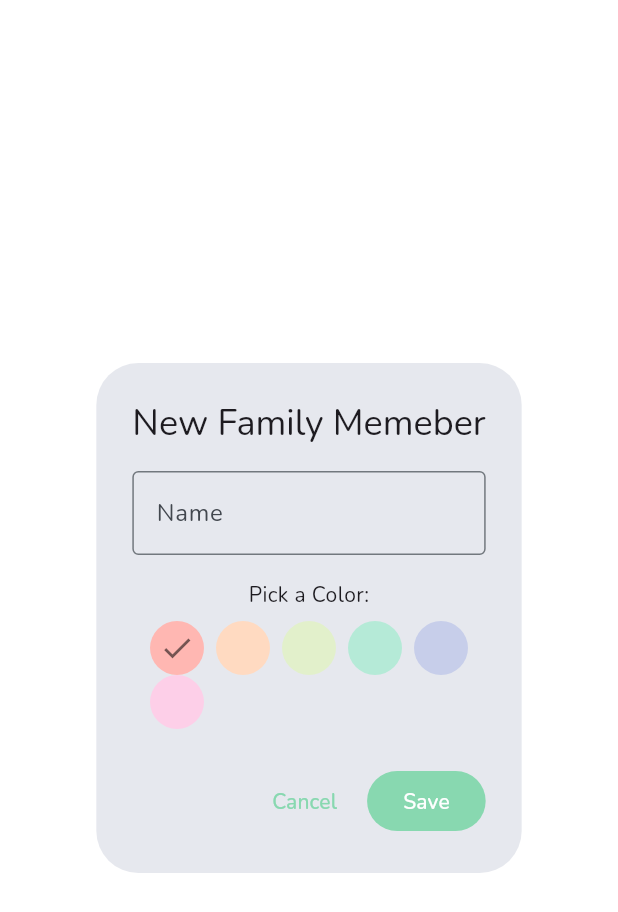
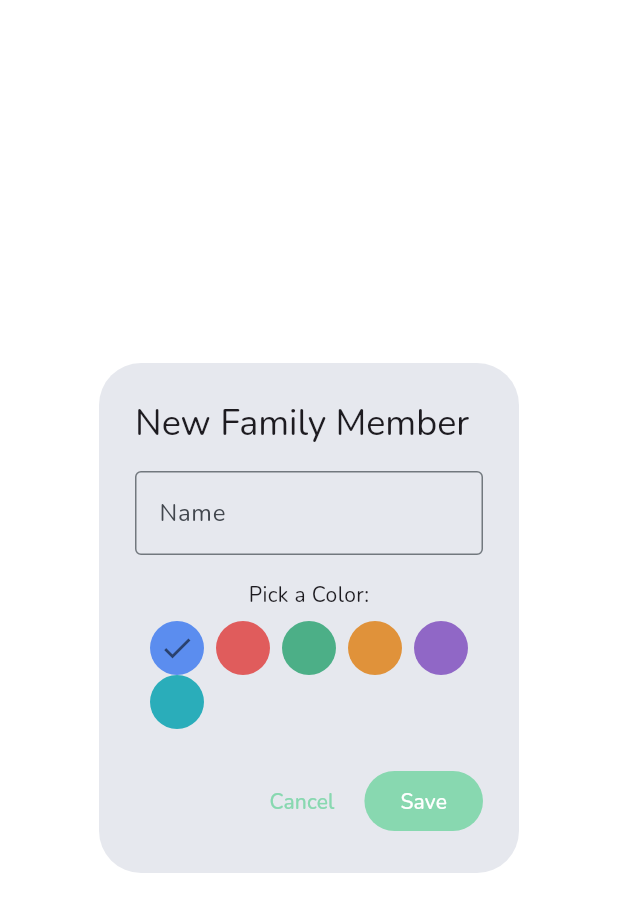
Before and after one commit to pisonir/mama-brain, a Flutter app: the AddFamilyDialog widget shown alone on an empty page, opened directly, on a phone screen of 412 x 824 dp. Shown: the top 912 px of the screen. Run offline on Flutter 3.47's test engine with Material 3 defaults, Android fonts, the phone set to English and light mode, and no system bars; our stand-ins replace cloud_firestore, firebase_auth, firebase_core, flutter_riverpod, google_fonts, google_sign_in and 1 more; accounts and stored records are empty; generated files the repository leaves out were written again.

Commit message:
fix: improve family member color contrast and fix typo
- Replace pastel color options with stronger, more distinct colors
  (blue, coral, emerald, amber, purple, teal) for better visibility
  of white initial letters in CircleAvatar
- Fix typo: "New Family Memeber" → "New Family Member"

Co-authored-by: Riccardo Pisoni <pisonir@users.noreply.github.com>

```diff
--- a/lib/src/features/family/ui/add_family_dialog.dart
+++ b/lib/src/features/family/ui/add_family_dialog.dart
@@ -16,16 +16,16 @@ class _AddFamilyDialogState extends ConsumerState<AddFamilyDialog> {
   late final TextEditingController _nameController;
 
   // 2. The Color: we default to the first color in our list
-  Color _selectedColor = const Color(0xFFFFB7B2);
+  Color _selectedColor = const Color(0xFF5B8DEF);
 
   // 3. The Options: A list of colors the user can pick from
   final List<Color> _colorOptions = [
-      const Color(0xFFFFB7B2),
-      const Color(0xFFFFDAC1),
-      const Color(0xFFE2F0CB),
-      const Color(0xFFB5EAD7),
-      const Color(0XFFC7CEEA),
-      const Color(0XFFFDCFE8),
+      const Color(0xFF5B8DEF), // Blue
+      const Color(0xFFE05C5C), // Coral
+      const Color(0xFF4CAF87), // Emerald
+      const Color(0xFFE0923A), // Amber
+      const Color(0xFF9067C6), // Purple
+      const Color(0xFF2AADBA), // Teal
     ];
 
   @override
@@ -45,7 +45,7 @@ class _AddFamilyDialogState extends ConsumerState<AddFamilyDialog> {
   @override
   Widget build(BuildContext context) {
     return AlertDialog(
-      title: const Text("New Family Memeber"),
+      title: const Text("New Family Member"),
       content: Column(
         mainAxisSize: MainAxisSize.min, // Shrink to fit content
         children: [
```
